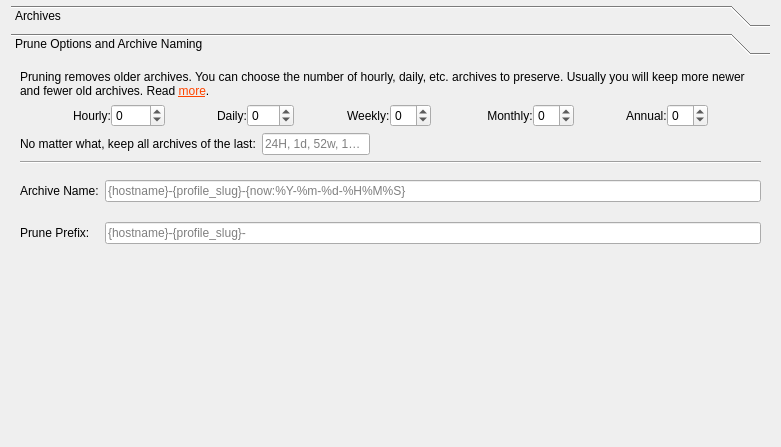
Before: the Qt Designer form src/vorta/assets/UI/archivetab.ui in borgbase/vorta, drawn with Qt 5.
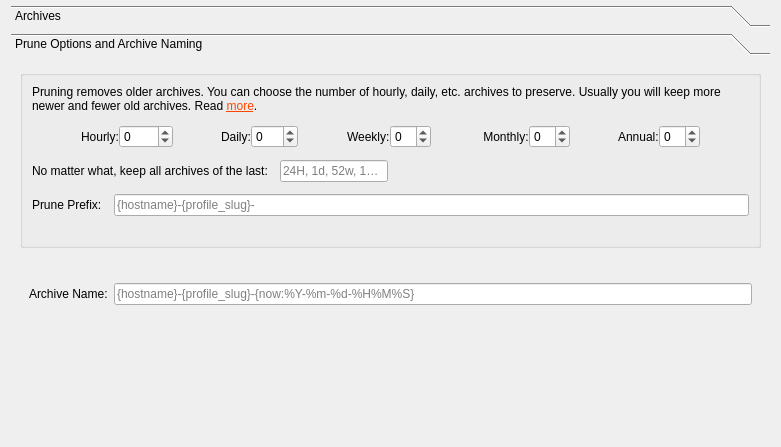
After: the same form once the commit is applied.

Commit message:
Clean prune tab in `archivetab.ui`.
* src/vorta/assets/UI/archivetab.ui

```diff
--- a/src/vorta/assets/UI/archivetab.ui
+++ b/src/vorta/assets/UI/archivetab.ui
@@ -202,6 +202,15 @@
        <string>Prune Options and Archive Naming</string>
       </attribute>
       <layout class="QVBoxLayout" name="verticalLayout_3">
+       <property name="spacing">
+        <number>26</number>
+       </property>
+       <item>
+        <widget class="QGroupBox" name="groupBox">
+         <layout class="QVBoxLayout" name="verticalLayout_4">
+          <property name="spacing">
+           <number>12</number>
+          </property>
        <item>
         <widget class="QLabel" name="label_5">
          <property name="text">
@@ -423,31 +432,18 @@
         </layout>
        </item>
        <item>
-        <widget class="Line" name="line">
-         <property name="orientation">
-          <enum>Qt::Horizontal</enum>
-         </property>
-        </widget>
-       </item>
-       <item>
-        <layout class="QGridLayout" name="gridLayout">
-         <property name="topMargin">
-          <number>10</number>
-         </property>
-         <property name="horizontalSpacing">
-          <number>6</number>
-         </property>
+           <layout class="QFormLayout" name="formLayout">
          <property name="verticalSpacing">
-          <number>0</number>
+             <number>3</number>
          </property>
          <item row="0" column="0">
-          <widget class="QLabel" name="label_3">
+             <widget class="QLabel" name="label_4">
            <property name="text">
-            <string>Archive Name:</string>
+               <string>Prune Prefix:</string>
            </property>
           </widget>
          </item>
-         <item row="2" column="2">
+            <item row="0" column="1">
           <widget class="QLineEdit" name="prunePrefixTemplate">
            <property name="toolTip">
             <string>Available variables: hostname, profile_id, profile_slug, now, utc_now, user</string>
@@ -457,7 +453,52 @@
            </property>
           </widget>
          </item>
-         <item row="1" column="2">
+            <item row="2" column="1">
+             <widget class="QLabel" name="prunePrefixPreview">
+              <property name="font">
+               <font>
+                <pointsize>11</pointsize>
+                <weight>50</weight>
+                <bold>false</bold>
+               </font>
+              </property>
+              <property name="styleSheet">
+               <string notr="true">color: grey</string>
+              </property>
+              <property name="margin">
+               <number>1</number>
+              </property>
+             </widget>
+            </item>
+           </layout>
+          </item>
+         </layout>
+        </widget>
+       </item>
+       <item>
+        <widget class="QFrame" name="frame_name_options">
+         <layout class="QFormLayout" name="formLayout_2">
+          <property name="verticalSpacing">
+           <number>3</number>
+          </property>
+          <item row="2" column="1">
+           <widget class="QLineEdit" name="archiveNameTemplate">
+            <property name="toolTip">
+             <string>Available variables: hostname, profile_id, profile_slug, now, utc_now, user</string>
+            </property>
+            <property name="placeholderText">
+             <string>{hostname}-{profile_slug}-{now:%Y-%m-%d-%H%M%S}</string>
+            </property>
+           </widget>
+          </item>
+          <item row="2" column="0">
+           <widget class="QLabel" name="label_3">
+            <property name="text">
+             <string>Archive Name:</string>
+            </property>
+           </widget>
+          </item>
+          <item row="3" column="1">
           <widget class="QLabel" name="archiveNamePreview">
            <property name="minimumSize">
             <size>
@@ -483,41 +524,8 @@
            </property>
           </widget>
          </item>
-         <item row="0" column="2">
-          <widget class="QLineEdit" name="archiveNameTemplate">
-           <property name="toolTip">
-            <string>Available variables: hostname, profile_id, profile_slug, now, utc_now, user</string>
-           </property>
-           <property name="placeholderText">
-            <string>{hostname}-{profile_slug}-{now:%Y-%m-%d-%H%M%S}</string>
-           </property>
-          </widget>
-         </item>
-         <item row="2" column="0">
-          <widget class="QLabel" name="label_4">
-           <property name="text">
-            <string>Prune Prefix:</string>
-           </property>
-          </widget>
-         </item>
-         <item row="3" column="2">
-          <widget class="QLabel" name="prunePrefixPreview">
-           <property name="font">
-            <font>
-             <pointsize>11</pointsize>
-             <weight>50</weight>
-             <bold>false</bold>
-            </font>
-           </property>
-           <property name="styleSheet">
-            <string notr="true">color: grey</string>
-           </property>
-           <property name="margin">
-            <number>1</number>
-           </property>
-          </widget>
-         </item>
-        </layout>
+         </layout>
+        </widget>
        </item>
        <item>
         <spacer name="verticalSpacer">
@@ -527,7 +535,7 @@
          <property name="sizeHint" stdset="0">
           <size>
            <width>20</width>
-           <height>40</height>
+           <height>0</height>
           </size>
          </property>
         </spacer>
```
Lines whose indentation alone changed are shown as unchanged.
